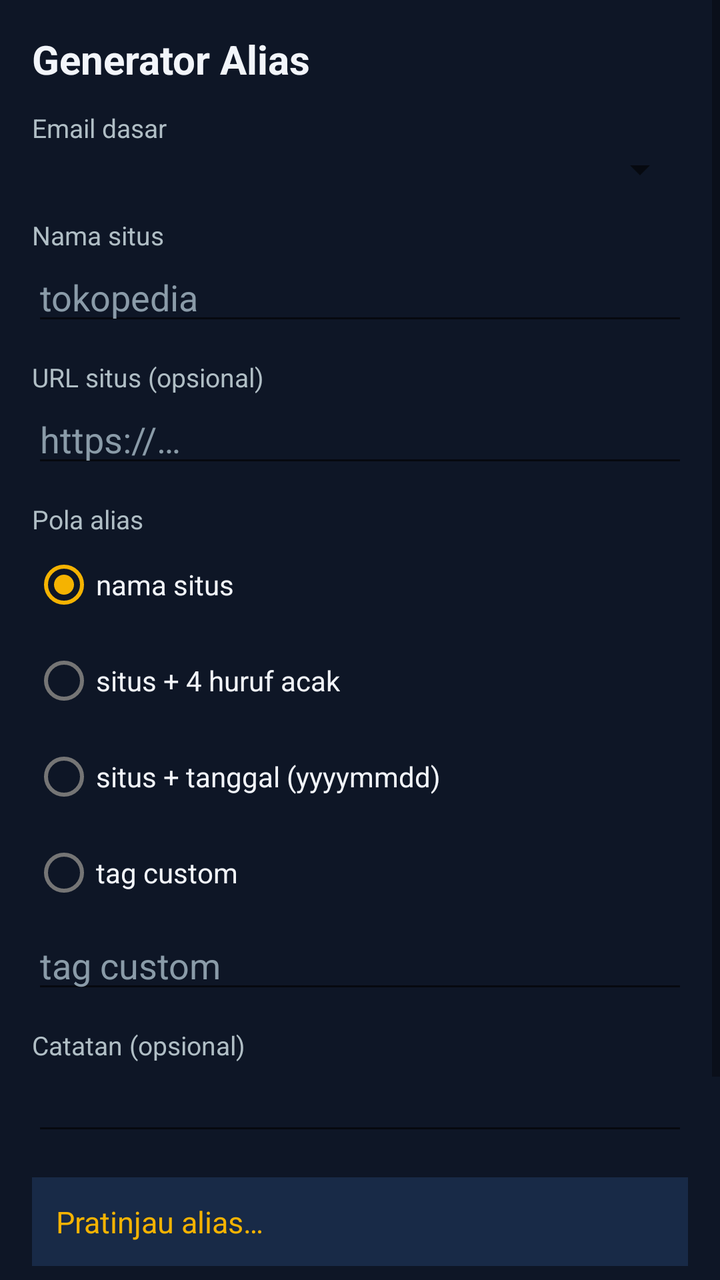
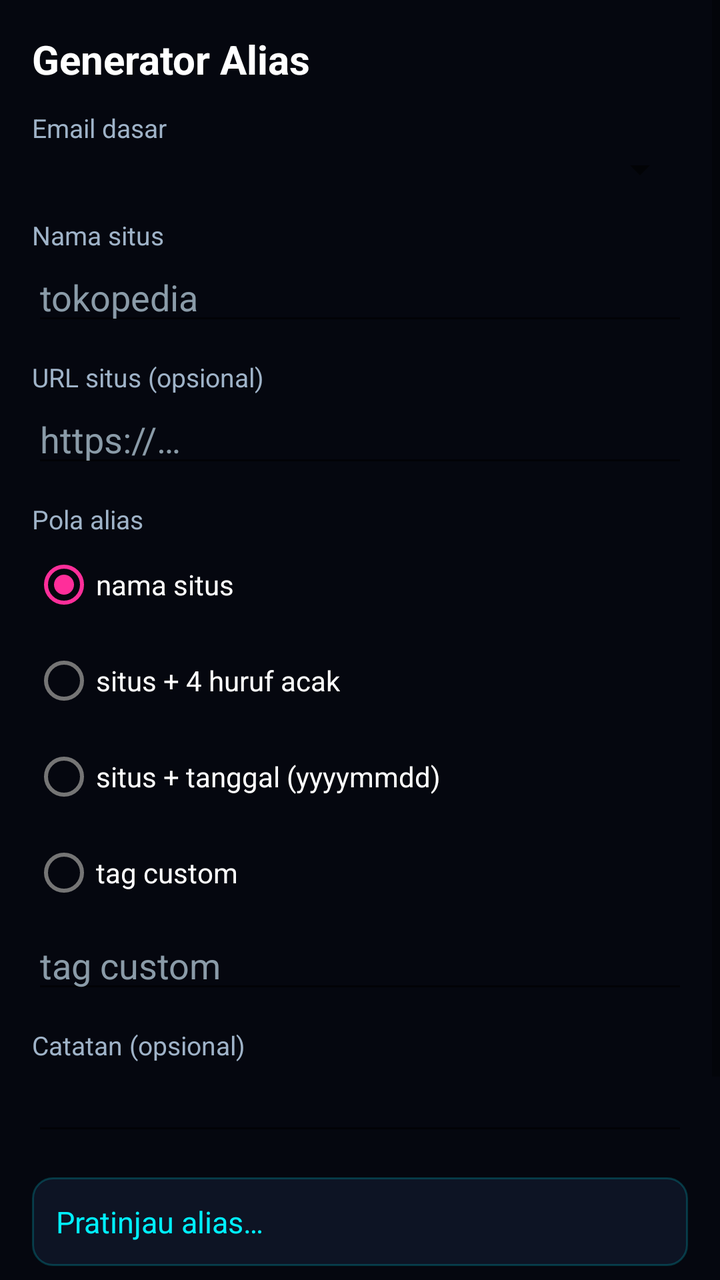

Two renders of the same Android screen: before a commit and after it. Below are the layout's source before the change and the commit's diff.
<!-- AndroidManifest.xml: application theme Theme.CloneMail -->
<!-- res/layout/fragment_generator.xml -->
<?xml version="1.0" encoding="utf-8"?>
<ScrollView xmlns:android="http://schemas.android.com/apk/res/android"
    android:layout_width="match_parent"
    android:layout_height="match_parent"
    android:background="@color/cm_bg">

    <LinearLayout
        android:layout_width="match_parent"
        android:layout_height="wrap_content"
        android:orientation="vertical"
        android:padding="16dp">

        <TextView
            android:layout_width="wrap_content"
            android:layout_height="wrap_content"
            android:text="Generator Alias"
            android:textColor="@color/cm_text"
            android:textSize="20sp"
            android:textStyle="bold" />

        <TextView
            android:layout_width="wrap_content"
            android:layout_height="wrap_content"
            android:layout_marginTop="12dp"
            android:text="Email dasar"
            android:textColor="@color/cm_text_secondary"
            android:textSize="13sp" />

        <Spinner
            android:id="@+id/spBase"
            android:layout_width="match_parent"
            android:layout_height="wrap_content" />

        <TextView
            android:layout_width="wrap_content"
            android:layout_height="wrap_content"
            android:layout_marginTop="12dp"
            android:text="Nama situs"
            android:textColor="@color/cm_text_secondary"
            android:textSize="13sp" />

        <EditText
            android:id="@+id/etSite"
            android:layout_width="match_parent"
            android:layout_height="wrap_content"
            android:hint="tokopedia"
            android:textColor="@color/cm_text"
            android:textColorHint="@color/cm_hint" />

        <TextView
            android:layout_width="wrap_content"
            android:layout_height="wrap_content"
            android:layout_marginTop="12dp"
            android:text="URL situs (opsional)"
            android:textColor="@color/cm_text_secondary"
            android:textSize="13sp" />

        <EditText
            android:id="@+id/etSiteUrl"
            android:layout_width="match_parent"
            android:layout_height="wrap_content"
            android:hint="https://…"
            android:inputType="textUri"
            android:textColor="@color/cm_text"
            android:textColorHint="@color/cm_hint" />

        <TextView
            android:layout_width="wrap_content"
            android:layout_height="wrap_content"
            android:layout_marginTop="12dp"
            android:text="Pola alias"
            android:textColor="@color/cm_text_secondary"
            android:textSize="13sp" />

        <RadioGroup
            android:id="@+id/rgPattern"
            android:layout_width="match_parent"
            android:layout_height="wrap_content">

            <RadioButton android:id="@+id/rbSite" android:layout_width="wrap_content" android:layout_height="wrap_content"
                android:text="nama situs" android:textColor="@color/cm_text" android:checked="true" />
            <RadioButton android:id="@+id/rbRandom" android:layout_width="wrap_content" android:layout_height="wrap_content"
                android:text="situs + 4 huruf acak" android:textColor="@color/cm_text" />
            <RadioButton android:id="@+id/rbDate" android:layout_width="wrap_content" android:layout_height="wrap_content"
                android:text="situs + tanggal (yyyymmdd)" android:textColor="@color/cm_text" />
            <RadioButton android:id="@+id/rbCustom" android:layout_width="wrap_content" android:layout_height="wrap_content"
                android:text="tag custom" android:textColor="@color/cm_text" />
        </RadioGroup>

        <EditText
            android:id="@+id/etCustomTag"
            android:layout_width="match_parent"
            android:layout_height="wrap_content"
            android:hint="tag custom"
            android:textColor="@color/cm_text"
            android:textColorHint="@color/cm_hint" />

        <TextView
            android:layout_width="wrap_content"
            android:layout_height="wrap_content"
            android:layout_marginTop="12dp"
            android:text="Catatan (opsional)"
            android:textColor="@color/cm_text_secondary"
            android:textSize="13sp" />

        <EditText
            android:id="@+id/etNotes"
            android:layout_width="match_parent"
            android:layout_height="wrap_content"
            android:textColor="@color/cm_text"
            android:textColorHint="@color/cm_hint" />

        <TextView
            android:id="@+id/tvPreview"
            android:layout_width="match_parent"
            android:layout_height="wrap_content"
            android:layout_marginTop="16dp"
            android:padding="12dp"
            android:background="@color/cm_card"
            android:text="Pratinjau alias…"
            android:textColor="@color/cm_accent"
            android:textSize="15sp" />

        <Button
            android:id="@+id/btnGenerate"
            android:layout_width="match_parent"
            android:layout_height="wrap_content"
            android:layout_marginTop="8dp"
            android:text="Pratinjau" />

        <Button
            android:id="@+id/btnSave"
            android:layout_width="match_parent"
            android:layout_height="wrap_content"
            android:layout_marginTop="8dp"
            android:text="Simpan ke Bank" />
    </LinearLayout>
</ScrollView>
<!-- resources referenced by this layout -->
<resources>
  <color name="cm_accent">#F5B301</color>
  <color name="cm_bg">#0E1626</color>
  <color name="cm_card">#182A47</color>
  <color name="cm_hint">#8A9BA8</color>
  <color name="cm_text">#F2F5FA</color>
  <color name="cm_text_secondary">#B0BEC5</color>
  <style name="Theme.CloneMail" parent="Theme.MaterialComponents.DayNight.NoActionBar">
          <item name="colorPrimary">@color/cm_primary</item>
          <item name="colorPrimaryDark">@color/cm_primary_dark</item>
          <item name="colorAccent">@color/cm_accent</item>
          <item name="android:windowBackground">@color/cm_bg</item>
      </style>
  <color name="cm_primary">#1B3A6B</color>
  <color name="cm_primary_dark">#12294D</color>
</resources>

<!-- the commit's change to res/layout/fragment_generator.xml (unified diff, before → after) -->
@@ -2,7 +2,7 @@
 <ScrollView xmlns:android="http://schemas.android.com/apk/res/android"
     android:layout_width="match_parent"
     android:layout_height="match_parent"
-    android:background="@color/cm_bg">
+    android:background="@color/cyber_bg">
 
     <LinearLayout
         android:layout_width="match_parent"
@@ -14,7 +14,7 @@
             android:layout_width="wrap_content"
             android:layout_height="wrap_content"
             android:text="Generator Alias"
-            android:textColor="@color/cm_text"
+            android:textColor="@color/text_primary"
             android:textSize="20sp"
             android:textStyle="bold" />
 
@@ -23,7 +23,7 @@
             android:layout_height="wrap_content"
             android:layout_marginTop="12dp"
             android:text="Email dasar"
-            android:textColor="@color/cm_text_secondary"
+            android:textColor="@color/text_secondary"
             android:textSize="13sp" />
 
         <Spinner
@@ -36,7 +36,7 @@
             android:layout_height="wrap_content"
             android:layout_marginTop="12dp"
             android:text="Nama situs"
-            android:textColor="@color/cm_text_secondary"
+            android:textColor="@color/text_secondary"
             android:textSize="13sp" />
 
         <EditText
@@ -44,7 +44,7 @@
             android:layout_width="match_parent"
             android:layout_height="wrap_content"
             android:hint="tokopedia"
-            android:textColor="@color/cm_text"
+            android:textColor="@color/text_primary"
             android:textColorHint="@color/cm_hint" />
 
         <TextView
@@ -52,7 +52,7 @@
             android:layout_height="wrap_content"
             android:layout_marginTop="12dp"
             android:text="URL situs (opsional)"
-            android:textColor="@color/cm_text_secondary"
+            android:textColor="@color/text_secondary"
             android:textSize="13sp" />
 
         <EditText
@@ -61,7 +61,7 @@
             android:layout_height="wrap_content"
             android:hint="https://…"
             android:inputType="textUri"
-            android:textColor="@color/cm_text"
+            android:textColor="@color/text_primary"
             android:textColorHint="@color/cm_hint" />
 
         <TextView
@@ -69,7 +69,7 @@
             android:layout_height="wrap_content"
             android:layout_marginTop="12dp"
             android:text="Pola alias"
-            android:textColor="@color/cm_text_secondary"
+            android:textColor="@color/text_secondary"
             android:textSize="13sp" />
 
         <RadioGroup
@@ -78,13 +78,13 @@
             android:layout_height="wrap_content">
 
             <RadioButton android:id="@+id/rbSite" android:layout_width="wrap_content" android:layout_height="wrap_content"
-                android:text="nama situs" android:textColor="@color/cm_text" android:checked="true" />
+                android:text="nama situs" android:textColor="@color/text_primary" android:checked="true" />
             <RadioButton android:id="@+id/rbRandom" android:layout_width="wrap_content" android:layout_height="wrap_content"
-                android:text="situs + 4 huruf acak" android:textColor="@color/cm_text" />
+                android:text="situs + 4 huruf acak" android:textColor="@color/text_primary" />
             <RadioButton android:id="@+id/rbDate" android:layout_width="wrap_content" android:layout_height="wrap_content"
-                android:text="situs + tanggal (yyyymmdd)" android:textColor="@color/cm_text" />
+                android:text="situs + tanggal (yyyymmdd)" android:textColor="@color/text_primary" />
             <RadioButton android:id="@+id/rbCustom" android:layout_width="wrap_content" android:layout_height="wrap_content"
-                android:text="tag custom" android:textColor="@color/cm_text" />
+                android:text="tag custom" android:textColor="@color/text_primary" />
         </RadioGroup>
 
         <EditText
@@ -92,7 +92,7 @@
             android:layout_width="match_parent"
             android:layout_height="wrap_content"
             android:hint="tag custom"
-            android:textColor="@color/cm_text"
+            android:textColor="@color/text_primary"
             android:textColorHint="@color/cm_hint" />
 
         <TextView
@@ -100,14 +100,14 @@
             android:layout_height="wrap_content"
             android:layout_marginTop="12dp"
             android:text="Catatan (opsional)"
-            android:textColor="@color/cm_text_secondary"
+            android:textColor="@color/text_secondary"
             android:textSize="13sp" />
 
         <EditText
             android:id="@+id/etNotes"
             android:layout_width="match_parent"
             android:layout_height="wrap_content"
-            android:textColor="@color/cm_text"
+            android:textColor="@color/text_primary"
             android:textColorHint="@color/cm_hint" />
 
         <TextView
@@ -116,19 +116,19 @@
             android:layout_height="wrap_content"
             android:layout_marginTop="16dp"
             android:padding="12dp"
-            android:background="@color/cm_card"
+            android:background="@drawable/card_neon"
             android:text="Pratinjau alias…"
-            android:textColor="@color/cm_accent"
+            android:textColor="@color/neon_cyan"
             android:textSize="15sp" />
 
-        <Button
+        <Button android:background="@drawable/btn_neon_primary" android:textColor="@color/cyber_bg" android:textStyle="bold"
             android:id="@+id/btnGenerate"
             android:layout_width="match_parent"
             android:layout_height="wrap_content"
             android:layout_marginTop="8dp"
             android:text="Pratinjau" />
 
-        <Button
+        <Button android:background="@drawable/btn_neon_primary" android:textColor="@color/cyber_bg" android:textStyle="bold"
             android:id="@+id/btnSave"
             android:layout_width="match_parent"
             android:layout_height="wrap_content"
<!-- resource entries referenced after the edit -->
@@ -1,18 +1,38 @@
 <!-- resources referenced by this layout -->
 <resources>
-  <color name="cm_accent">#F5B301</color>
-  <color name="cm_bg">#0E1626</color>
-  <color name="cm_card">#182A47</color>
   <color name="cm_hint">#8A9BA8</color>
-  <color name="cm_text">#F2F5FA</color>
-  <color name="cm_text_secondary">#B0BEC5</color>
+  <color name="cyber_bg">#05070F</color>
+  <color name="neon_cyan">#00F0FF</color>
+  <color name="text_primary">#FFFFFF</color>
+  <color name="text_secondary">#9FB3C8</color>
+  <!-- drawable btn_neon_primary (drawable) -->
+  <?xml version="1.0" encoding="utf-8"?>
+  <shape xmlns:android="http://schemas.android.com/apk/res/android"
+      android:shape="rectangle">
+      <gradient
+          android:angle="135"
+          android:startColor="@color/neon_cyan"
+          android:endColor="@color/neon_magenta"
+          android:type="linear" />
+      <corners android:radius="12dp" />
+  </shape>
+  <!-- drawable card_neon (drawable) -->
+  <?xml version="1.0" encoding="utf-8"?>
+  <shape xmlns:android="http://schemas.android.com/apk/res/android"
+      android:shape="rectangle">
+      <solid android:color="@color/cyber_surface" />
+      <stroke
+          android:width="1dp"
+          android:color="#3300F0FF" />
+      <corners android:radius="10dp" />
+  </shape>
   <style name="Theme.CloneMail" parent="Theme.MaterialComponents.DayNight.NoActionBar">
-          <item name="colorPrimary">@color/cm_primary</item>
-          <item name="colorPrimaryDark">@color/cm_primary_dark</item>
-          <item name="colorAccent">@color/cm_accent</item>
-          <item name="android:windowBackground">@color/cm_bg</item>
+          <item name="colorPrimary">@color/neon_cyan</item>
+          <item name="colorPrimaryDark">@color/cyber_bg</item>
+          <item name="colorAccent">@color/neon_magenta</item>
+          <item name="android:windowBackground">@color/cyber_bg</item>
       </style>
-  <color name="cm_primary">#1B3A6B</color>
-  <color name="cm_primary_dark">#12294D</color>
+  <color name="neon_magenta">#FF2E9A</color>
+  <color name="cyber_surface">#0D1424</color>
 </resources>
 
